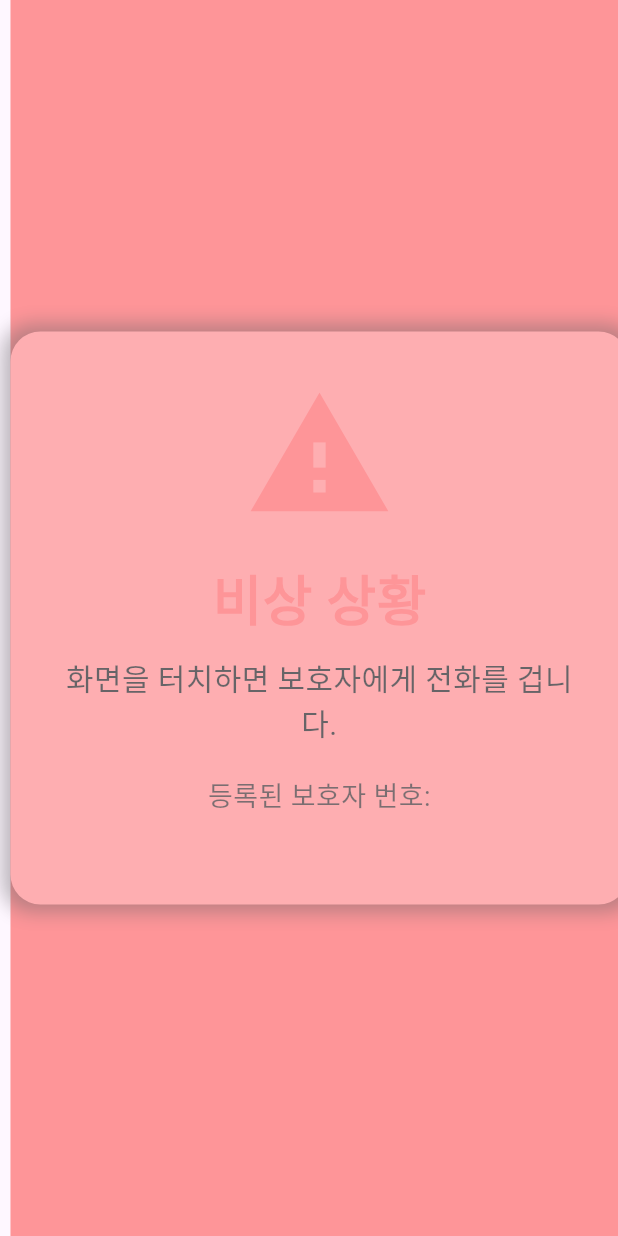
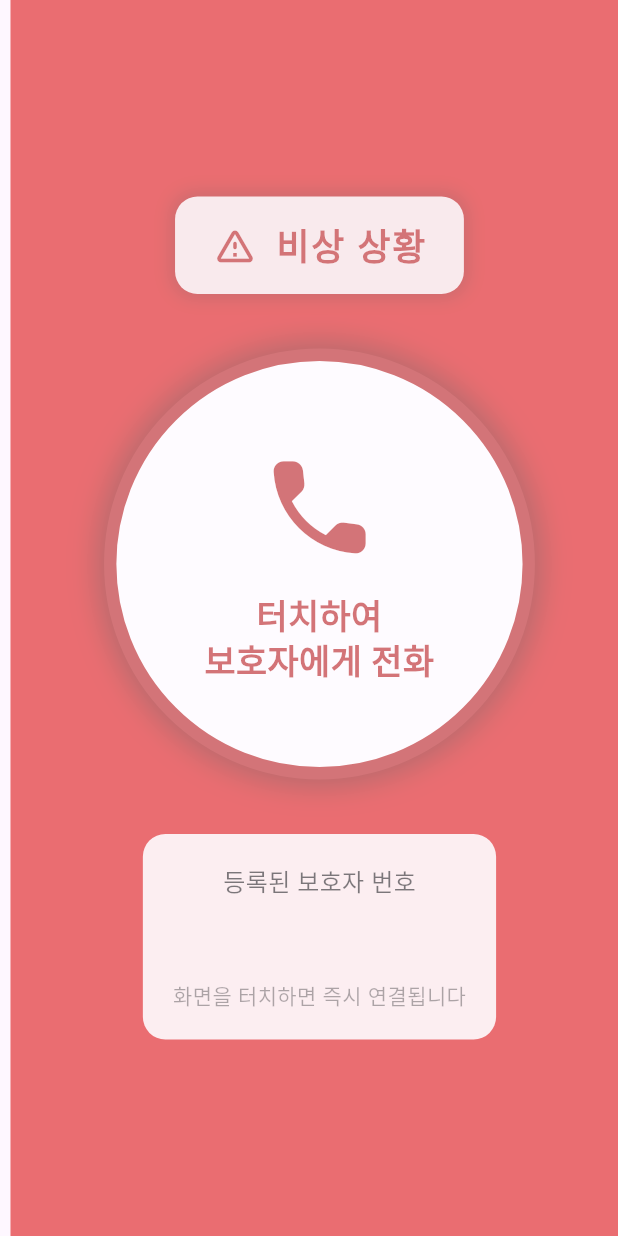
Before and after one commit to seojun111/Talk_Talk_CAR, a Flutter app: the screen it shows after launch, after a tap on "비상", on a phone screen of 412 x 824 dp. Run offline on Flutter 3.47's test engine with Material 3 defaults, Android fonts, the phone set to English and light mode, and no system bars; our stand-ins replace flutter_tts, google_fonts, shared_preferences, speech_to_text, vibration; network calls fail.

Commit message:
새로운 UI

```diff
--- a/flutter_app/lib/screens/emergency_screen.dart
+++ b/flutter_app/lib/screens/emergency_screen.dart
@@ -3,6 +3,7 @@ import 'package:url_launcher/url_launcher.dart';
 import 'package:shared_preferences/shared_preferences.dart';
 import 'package:vibration/vibration.dart';
 import '../services/tts_service.dart';
+import 'package:google_fonts/google_fonts.dart';
 
 class EmergencyScreen extends StatefulWidget {
   @override
@@ -10,39 +11,83 @@ class EmergencyScreen extends StatefulWidget {
 }
 
 class _EmergencyScreenState extends State<EmergencyScreen>
-    with SingleTickerProviderStateMixin {
+    with TickerProviderStateMixin {
   String guardianPhone = '';
   final TTSService _ttsService = TTSService();
-  late AnimationController _animationController;
-  late Animation<Color?> _colorAnimation;
+
+  // 배경 애니메이션 컨트롤러
+  late AnimationController _backgroundAnimationController;
+  late Animation<Color?> _backgroundColorAnimation;
+
+  // 경고 아이콘 애니메이션 컨트롤러
+  late AnimationController _iconAnimationController;
+  late Animation<double> _iconSizeAnimation;
+
+  // 텍스트 깜빡임 애니메이션 컨트롤러
+  late AnimationController _textAnimationController;
+  late Animation<double> _textOpacityAnimation;
 
   @override
   void initState() {
     super.initState();
     _loadGuardianInfo();
-    _setupAnimation();
+    _setupAnimations();
     _announceEmergency();
-    _vibrateOnStart();
-    // ✅ 서버 전송 기능 제거됨
+    _vibrateEmergency();
   }
 
   Future<void> _loadGuardianInfo() async {
+    try {
       final prefs = await SharedPreferences.getInstance();
+      if (mounted) {
         setState(() {
-      guardianPhone = prefs.getString('guardianPhone') ?? '';
+          guardianPhone = prefs.getString('guardianPhone') ?? '등록된 번호가 없습니다';
         });
       }
+    } catch (e) {
+      print('보호자 정보 로드 오류: $e');
+    }
+  }
 
-  void _setupAnimation() {
-    _animationController = AnimationController(
+  void _setupAnimations() {
+    // 배경 색상 애니메이션
+    _backgroundAnimationController = AnimationController(
+      vsync: this,
+      duration: Duration(milliseconds: 1000),
+    )..repeat(reverse: true);
+
+    _backgroundColorAnimation = ColorTween(
+      begin: Color(0xFFD50000), // 진한 빨간색
+      end: Color(0xFFFF5252),   // 밝은 빨간색
+    ).animate(_backgroundAnimationController);
+
+    // 경고 아이콘 크기 애니메이션
+    _iconAnimationController = AnimationController(
       vsync: this,
       duration: Duration(milliseconds: 800),
     )..repeat(reverse: true);
 
-    _colorAnimation = ColorTween(
-      begin: Colors.redAccent,
-      end: Colors.white,
-    ).animate(_animationController);
+    _iconSizeAnimation = Tween<double>(
+      begin: 1.0,
+      end: 1.2,
+    ).animate(CurvedAnimation(
+      parent: _iconAnimationController,
+      curve: Curves.easeInOut,
+    ));
+
+    // 텍스트 깜빡임 애니메이션
+    _textAnimationController = AnimationController(
+      vsync: this,
+      duration: Duration(milliseconds: 1200),
+    )..repeat(reverse: true);
+
+    _textOpacityAnimation = Tween<double>(
+      begin: 1.0,
+      end: 0.6,
+    ).animate(CurvedAnimation(
+      parent: _textAnimationController,
+      curve: Curves.easeInOut,
+    ));
   }
 
   Future<void> _announceEmergency() async {
@@ -51,85 +96,224 @@ class _EmergencyScreenState extends State<EmergencyScreen>
     );
   }
 
-  Future<void> _vibrateOnStart() async {
+  Future<void> _vibrateEmergency() async {
     if (await Vibration.hasVibrator() ?? false) {
-      Vibration.vibrate(duration: 1000);
+      // SOS 모스 부호 패턴 (... --- ...)
+      final pattern = [300, 200, 300, 200, 300, 500, 600, 200, 600, 200, 600, 500, 300, 200, 300, 200, 300];
+      Vibration.vibrate(pattern: pattern, intensities: List.filled(pattern.length, 255));
     }
   }
 
   Future<void> _makeEmergencyCall() async {
+    if (guardianPhone == '등록된 번호가 없습니다') {
+      ScaffoldMessenger.of(context).showSnackBar(
+        SnackBar(
+          content: Text('등록된 보호자 번호가 없습니다.'),
+          backgroundColor: Colors.black87,
+        ),
+      );
+      return;
+    }
+
     final uri = Uri.parse('tel:$guardianPhone');
+    try {
       if (await canLaunchUrl(uri)) {
+        await _ttsService.speak('보호자에게 전화를 겁니다.');
         await launchUrl(uri);
       } else {
-      print('전화 발신 실패');
+        ScaffoldMessenger.of(context).showSnackBar(
+          SnackBar(
+            content: Text('전화 발신에 실패했습니다.'),
+            backgroundColor: Colors.black87,
+          ),
+        );
+      }
+    } catch (e) {
+      print('전화 발신 오류: $e');
     }
   }
 
   @override
   void dispose() {
-    _animationController.dispose();
+    _backgroundAnimationController.dispose();
+    _iconAnimationController.dispose();
+    _textAnimationController.dispose();
     super.dispose();
   }
 
   @override
   Widget build(BuildContext context) {
+    return AnimatedBuilder(
+      animation: _backgroundColorAnimation,
+      builder: (context, child) {
         return Scaffold(
-      backgroundColor: Colors.redAccent,
-      body: GestureDetector(
+          backgroundColor: _backgroundColorAnimation.value,
+          body: SafeArea(
+            child: GestureDetector(
               behavior: HitTestBehavior.opaque,
-        onTap: () {
-          _makeEmergencyCall();
+              onTap: _makeEmergencyCall,
+              child: Container(
+                width: double.infinity,
+                height: double.infinity,
+                padding: EdgeInsets.all(20),
+                child: Column(
+                  mainAxisAlignment: MainAxisAlignment.center,
+                  children: [
+                    // 상단 경고 표시
+                    _buildEmergencyHeader(),
+
+                    SizedBox(height: 40),
+
+                    // 메인 비상 버튼
+                    _buildEmergencyButton(),
+
+                    SizedBox(height: 40),
+
+                    // 하단 보호자 정보
+                    _buildGuardianInfo(),
+                  ],
+                ),
+              ),
+            ),
+          ),
+        );
       },
-        child: Center(
-          child: AnimatedBuilder(
-            animation: _colorAnimation,
+    );
+  }
+
+  Widget _buildEmergencyHeader() {
+    return AnimatedBuilder(
+      animation: _textOpacityAnimation,
       builder: (context, child) {
-              return Container(
-                padding: EdgeInsets.all(32),
+        return Opacity(
+          opacity: _textOpacityAnimation.value,
+          child: Container(
+            padding: EdgeInsets.symmetric(vertical: 15, horizontal: 25),
             decoration: BoxDecoration(
-                  color: _colorAnimation.value,
-                  borderRadius: BorderRadius.circular(20),
+              color: Colors.white.withOpacity(0.9),
+              borderRadius: BorderRadius.circular(15),
               boxShadow: [
                 BoxShadow(
-                      color: Colors.black45,
+                  color: Colors.black26,
                   blurRadius: 10,
+                  spreadRadius: 2,
+                ),
+              ],
+            ),
+            child: Row(
+              mainAxisSize: MainAxisSize.min,
+              children: [
+                Icon(
+                  Icons.warning_amber_rounded,
+                  color: Colors.red[900],
+                  size: 30,
+                ),
+                SizedBox(width: 12),
+                Text(
+                  '비상 상황',
+                  style: GoogleFonts.notoSans(
+                    fontSize: 24,
+                    fontWeight: FontWeight.bold,
+                    color: Colors.red[900],
+                    letterSpacing: 1.2,
+                  ),
+                ),
+              ],
+            ),
+          ),
+        );
+      },
+    );
+  }
+
+  Widget _buildEmergencyButton() {
+    return AnimatedBuilder(
+      animation: _iconSizeAnimation,
+      builder: (context, child) {
+        return Transform.scale(
+          scale: _iconSizeAnimation.value,
+          child: Container(
+            width: 280,
+            height: 280,
+            decoration: BoxDecoration(
+              shape: BoxShape.circle,
+              color: Colors.white,
+              boxShadow: [
+                BoxShadow(
+                  color: Colors.black38,
+                  blurRadius: 15,
                   spreadRadius: 5,
                 ),
               ],
+              border: Border.all(
+                color: Colors.red[900]!,
+                width: 8,
+              ),
             ),
             child: Column(
-                  mainAxisSize: MainAxisSize.min,
+              mainAxisAlignment: MainAxisAlignment.center,
               children: [
-                    Icon(Icons.warning, size: 100, color: Colors.redAccent),
-                    SizedBox(height: 20),
+                Icon(
+                  Icons.call_rounded,
+                  size: 80,
+                  color: Colors.red[900],
+                ),
+                SizedBox(height: 15),
                 Text(
-                      '비상 상황',
-                      style: TextStyle(
-                        fontSize: 36,
-                        color: Colors.redAccent,
+                  '터치하여\n보호자에게 전화',
+                  textAlign: TextAlign.center,
+                  style: GoogleFonts.notoSans(
+                    fontSize: 22,
                     fontWeight: FontWeight.bold,
+                    color: Colors.red[900],
+                    height: 1.3,
                   ),
                 ),
-                    SizedBox(height: 10),
+              ],
+            ),
+          ),
+        );
+      },
+    );
+  }
+
+  Widget _buildGuardianInfo() {
+    return Container(
+      padding: EdgeInsets.all(20),
+      decoration: BoxDecoration(
+        color: Colors.white.withOpacity(0.9),
+        borderRadius: BorderRadius.circular(15),
+      ),
+      child: Column(
+        children: [
           Text(
-                      '화면을 터치하면 보호자에게 전화를 겁니다.',
-                      style: TextStyle(fontSize: 20, color: Colors.black),
-                      textAlign: TextAlign.center,
+            '등록된 보호자 번호',
+            style: GoogleFonts.notoSans(
+              fontSize: 16,
+              fontWeight: FontWeight.w500,
+              color: Colors.black87,
             ),
-                    SizedBox(height: 20),
+          ),
+          SizedBox(height: 8),
           Text(
-                      '등록된 보호자 번호:\n$guardianPhone',
-                      style: TextStyle(fontSize: 18, color: Colors.black87),
-                      textAlign: TextAlign.center,
+            guardianPhone,
+            style: GoogleFonts.roboto(
+              fontSize: 22,
+              fontWeight: FontWeight.bold,
+              color: Colors.red[900],
+              letterSpacing: 1,
+            ),
+          ),
+          SizedBox(height: 15),
+          Text(
+            '화면을 터치하면 즉시 연결됩니다',
+            style: GoogleFonts.notoSans(
+              fontSize: 14,
+              color: Colors.black54,
+            ),
           ),
         ],
       ),
     );
-            },
-          ),
-        ),
-      ),
-    );
   }
 }
```
Lines whose indentation alone changed are shown as unchanged.
